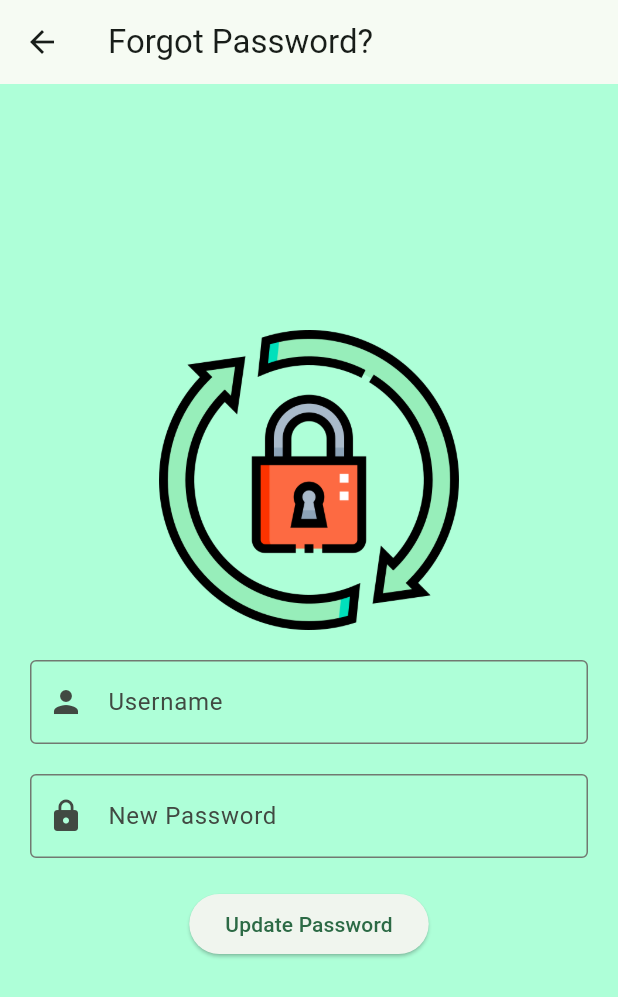
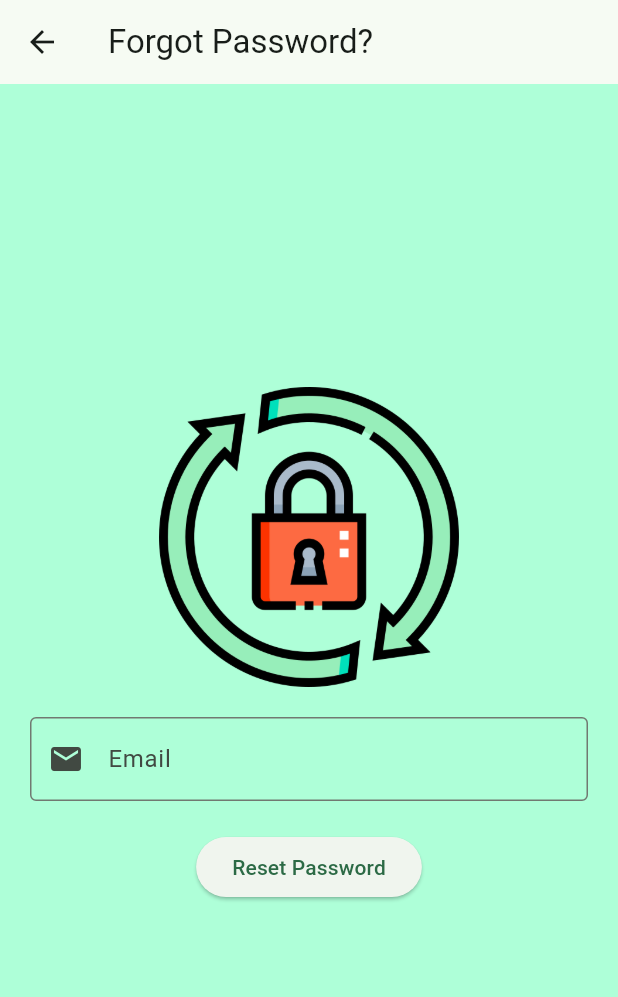
Before and after one commit to erfansyabil/MAPPO, a Flutter app: the ForgotPassword screen opened directly, on a phone screen of 412 x 824 dp. Shown: the top 997 px of the screen. Run offline on Flutter 3.47's test engine with Material 3 defaults, Android fonts, the phone set to English and light mode, and no system bars; our stand-ins replace firebase_auth, firebase_core; accounts and stored records are empty; network calls fail.

Commit message:
forgot password (its working 100%!!!)
its working

```diff
--- a/lib/pages/ForgotPassword.dart
+++ b/lib/pages/ForgotPassword.dart
@@ -1,10 +1,10 @@
 import 'package:flutter/material.dart';
+import 'package:firebase_auth/firebase_auth.dart';
 
 class ForgotPassword extends StatelessWidget {
-  final TextEditingController usernameController = TextEditingController();
-  final TextEditingController newPasswordController = TextEditingController();
+  final TextEditingController emailController = TextEditingController();
 
-  ForgotPassword({super.key});
+  ForgotPassword({Key? key});
 
   @override
   Widget build(BuildContext context) {
@@ -24,36 +24,41 @@ class ForgotPassword extends StatelessWidget {
             ),
             const SizedBox(height: 20),
             TextField(
-              controller: usernameController,
+              controller: emailController,
               decoration: const InputDecoration(
-                labelText: 'Username',
+                labelText: 'Email',
                 border: OutlineInputBorder(),
-                prefixIcon: Icon(Icons.person),
+                prefixIcon: Icon(Icons.email),
               ),
             ),
             const SizedBox(height: 20),
-            TextField(
-              controller: newPasswordController,
-              decoration: const InputDecoration(
-                labelText: 'New Password',
-                border: OutlineInputBorder(),
-                prefixIcon: Icon(Icons.lock),
-              ),
-              obscureText: true,
+            ElevatedButton(
+              onPressed: () {
+                resetPassword(context);
+              },
+              child: const Text('Reset Password'),
             ),
             const SizedBox(height: 20),
-            ElevatedButton(
-
-              onPressed: () {
-                //insert
-              },
-              child: const Text('Update Password'),
-            ),
-            const SizedBox(height: 20),
-
           ],
         ),
       ),
     );
   }
+
+  void resetPassword(BuildContext context) async {
+    String email = emailController.text;
+    try {
+      await FirebaseAuth.instance.sendPasswordResetEmail(email: email);
+      ScaffoldMessenger.of(context).showSnackBar(SnackBar(
+        content: Text('Password reset email sent!'),
+        duration: Duration(seconds: 3),
+      ));
+    } catch (e) {
+      print('Failed to send reset email: $e');
+      ScaffoldMessenger.of(context).showSnackBar(SnackBar(
+        content: Text('Failed to send reset email. Please try again later.'),
+        duration: Duration(seconds: 3),
+      ));
+    }
+  }
 }
```
